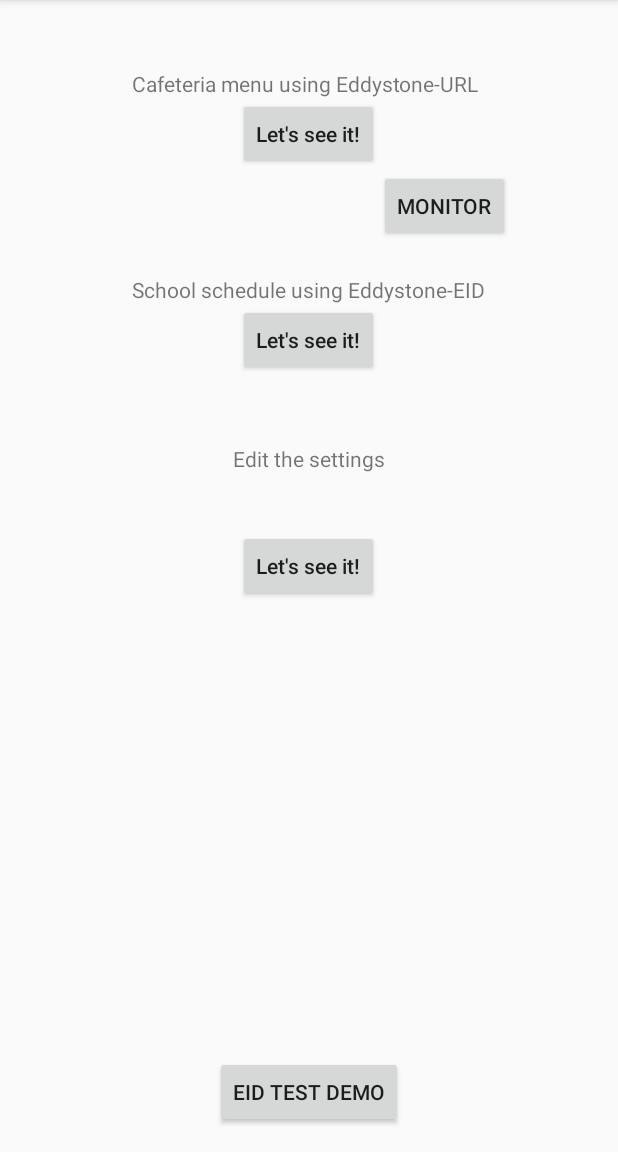
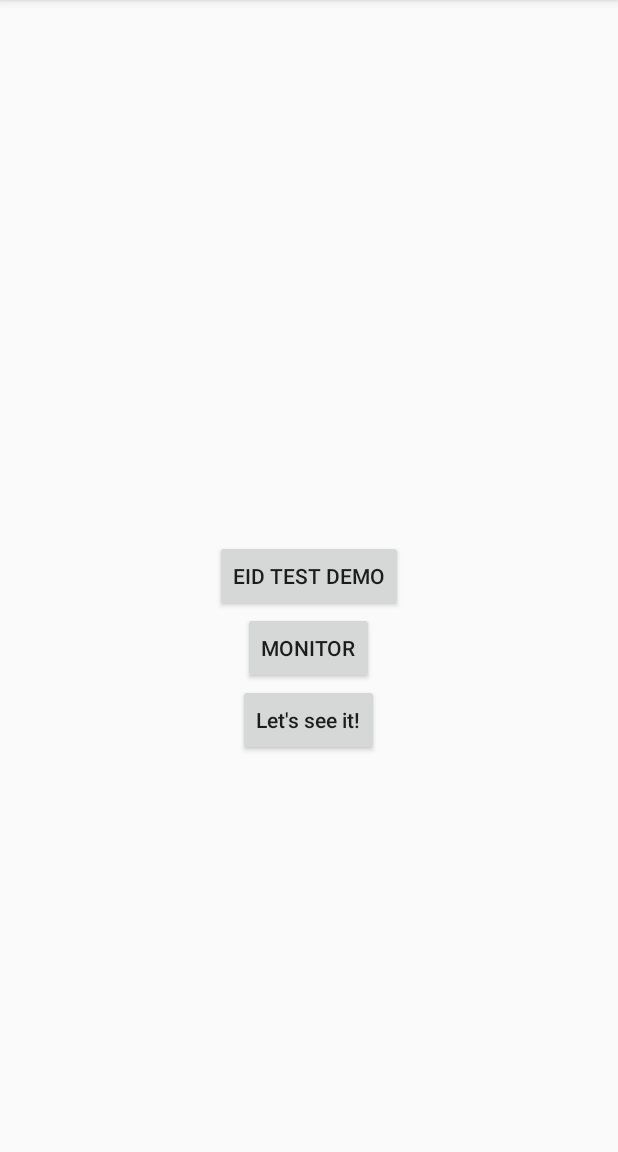
Before and after one commit to UHMC/Educational_Beacons, an Android app: the screen it shows after launch (MainActivity), on a phone screen of 412 x 824 dp, the part 84-1236 px from its top. Run offline under Robolectric (Android 15) with nearby library versions, the phone set to English and light mode, and no system bars.

Commit message:
Remove and rearrange buttons in MainActivity

```diff
--- a/app/src/main/res/layout/activity_main.xml
+++ b/app/src/main/res/layout/activity_main.xml
@@ -9,55 +9,6 @@
     android:paddingTop="@dimen/activity_vertical_margin"
     tools:context="edu.hawaii.maui.index.educationalbeacons.MainActivity">
 
-    <TextView
-        android:layout_width="wrap_content"
-        android:layout_height="wrap_content"
-        android:text="Cafeteria menu using Eddystone-URL"
-        android:id="@+id/textView"
-        android:layout_marginTop="30dp"
-        android:layout_alignParentTop="true"
-        android:layout_alignLeft="@+id/textView2"
-        android:layout_alignStart="@+id/textView2" />
-
-    <Button
-        android:layout_width="wrap_content"
-        android:layout_height="wrap_content"
-        android:text="Let's see it!"
-        android:id="@+id/button"
-        android:textAllCaps="false"
-        android:onClick="launchURL"
-        android:layout_below="@+id/textView"
-        android:layout_centerHorizontal="true" />
-
-    <TextView
-        android:layout_width="wrap_content"
-        android:layout_height="wrap_content"
-        android:text="School schedule using Eddystone-EID"
-        android:id="@+id/textView2"
-        android:layout_below="@+id/button"
-        android:layout_centerHorizontal="true"
-        android:layout_marginTop="70dp" />
-
-    <Button
-        android:layout_width="wrap_content"
-        android:layout_height="wrap_content"
-        android:text="Let's see it!"
-        android:id="@+id/button2"
-        android:textAllCaps="false"
-        android:onClick="launchEID"
-        android:layout_below="@+id/textView2"
-        android:layout_toLeftOf="@+id/button5"
-        android:layout_toStartOf="@+id/button5" />
-
-    <TextView
-        android:layout_width="wrap_content"
-        android:layout_height="wrap_content"
-        android:text="Edit the settings"
-        android:id="@+id/textView3"
-        android:layout_below="@+id/button2"
-        android:layout_centerHorizontal="true"
-        android:layout_marginTop="45dp" />
-
     <Button
         android:layout_width="wrap_content"
         android:layout_height="wrap_content"
@@ -65,10 +16,8 @@
         android:id="@+id/button3"
         android:textAllCaps="false"
         android:onClick="setup"
-        android:layout_marginTop="38dp"
-        android:layout_below="@+id/textView3"
-        android:layout_alignLeft="@+id/button2"
-        android:layout_alignStart="@+id/button2" />
+        android:layout_below="@+id/button5"
+        android:layout_centerHorizontal="true" />
 
     <Button
         style="?android:attr/buttonStyleSmall"
@@ -76,17 +25,16 @@
         android:layout_height="wrap_content"
         android:text="monitor"
         android:id="@+id/button5"
-        android:layout_below="@+id/button"
-        android:layout_toRightOf="@+id/button"
-        android:layout_toEndOf="@+id/button"
-        android:onClick="monitor"/>
+        android:onClick="monitor"
+        android:layout_below="@+id/button6"
+        android:layout_centerHorizontal="true" />
 
     <Button
         android:layout_width="wrap_content"
         android:layout_height="wrap_content"
         android:text="EID Test Demo"
         android:id="@+id/button6"
-        android:layout_alignParentBottom="true"
-        android:layout_centerHorizontal="true"
-        android:onClick="launchEIDTestDemo" />
+        android:onClick="launchEIDTestDemo"
+        android:layout_centerVertical="true"
+        android:layout_centerHorizontal="true" />
 </RelativeLayout>
```
